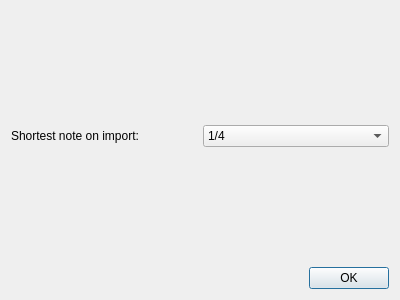
Qt form mscore/mscore/importmidi.ui (musescore/musescore-old) before a commit.
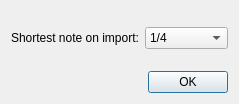
The same form after that commit.

What changed in the file:
```diff
--- a/mscore/mscore/importmidi.ui
+++ b/mscore/mscore/importmidi.ui
@@ -1,12 +1,12 @@
 <ui version="4.0" >
  <class>ImportMidiDialog</class>
- <widget class="QDialog" name="ImportMidiDialog" >
-  <property name="geometry" >
+ <widget class="QDialog" name="ImportMidiDialog">
+  <property name="geometry">
    <rect>
     <x>0</x>
     <y>0</y>
-    <width>400</width>
-    <height>300</height>
+    <width>239</width>
+    <height>104</height>
    </rect>
   </property>
   <property name="windowTitle" >
```
Left out of the diff: 49 changed lines with no effect on the pictures.
